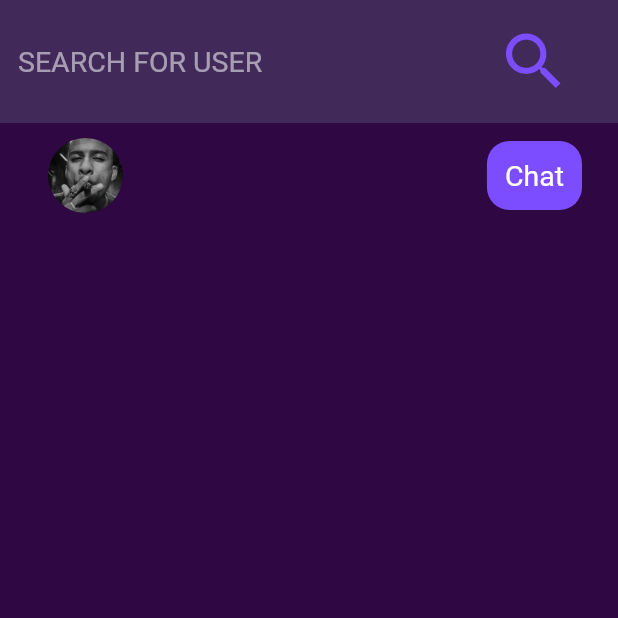
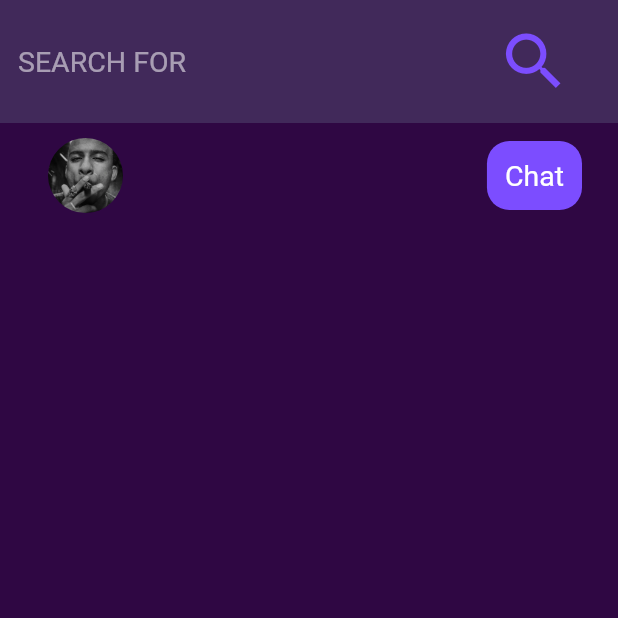
Before and after one commit to alreadyknowit/realtime_chat_app, a Flutter app: the SearchPage screen opened directly, after a tap on the "search" icon, on a phone screen of 412 x 824 dp, the top half of it. Run offline on Flutter 3.47's test engine with Material 2 defaults, Android fonts, the phone set to English and light mode, and no system bars; our stand-ins replace cloud_firestore, firebase_auth, flutter_spinkit, shared_preferences; accounts and stored records are empty.

Commit message:
Db, get user, some bugs, chat room screen, shared preferences etc.

```diff
--- a/lib/main.dart
+++ b/lib/main.dart
@@ -6,12 +6,13 @@ import 'package:realtime_chat_app/services/shared_preference_functions.dart';
 void main() => runApp(MyApp());
 
 class MyApp extends StatefulWidget {
+
   @override
   _MyAppState createState() => _MyAppState();
 }
 
 class _MyAppState extends State<MyApp> {
-  bool isLoggedIn = false;
+   bool isLoggedIn = false;
   @override
   initState(){
     getLoggedInState();
--- a/lib/pages/authentication/login.dart
+++ b/lib/pages/authentication/login.dart
@@ -76,7 +76,7 @@ class _LoginPageState extends State<LoginPage> {
                           style: TextStyle(
                           color: Colors.white,
                           ),
-                          decoration: myDecoration('Email')),
+                          decoration: myDecoration('EMAIL')),
                     ),
                   ),
                   Padding(
@@ -94,7 +94,7 @@ class _LoginPageState extends State<LoginPage> {
                           color: Colors.white,
                         ),
                         obscureText: true,
-                        decoration: myDecoration('Password'),
+                        decoration: myDecoration('PASSWORD'),
                       ),
                     ),
                   ),
@@ -105,7 +105,7 @@ class _LoginPageState extends State<LoginPage> {
                     child: Container(
                       alignment: Alignment.bottomRight,
                       height: 50,
-                      width: MediaQuery.of(context).size.width,
+                //      width: MediaQuery.of(context).size.width,
                       decoration: BoxDecoration(
                         boxShadow: [
                           BoxShadow(
--- a/lib/pages/home/SearchPage.dart
+++ b/lib/pages/home/SearchPage.dart
@@ -1,7 +1,5 @@
 import 'package:cloud_firestore/cloud_firestore.dart';
 import 'package:flutter/material.dart';
-import 'package:realtime_chat_app/pages/home/chat_room.dart';
-import 'package:realtime_chat_app/models/user.dart';
 import 'package:realtime_chat_app/services/database.dart';
 import 'package:realtime_chat_app/widgets/loading.dart';
 import 'package:realtime_chat_app/widgets/search_result.dart';
@@ -14,43 +12,28 @@ class SearchPage extends StatefulWidget {
 class _SearchPageState extends State<SearchPage> {
   DatabaseService _db = DatabaseService();
   TextEditingController _controller = TextEditingController();
-  String text = "SEARCH FOR USER";
-  bool isLoading = false;
-  QuerySnapshot _snapshot;
+  String text = "SEARCH FOR";
+
+  QuerySnapshot snapshot;
   getUserFromFirestore() {
     _db.getUserByUsername(_controller.text).then((val) {
-      if (val != null) setState(() => _snapshot = val);
+      if (val != null) setState(() => snapshot = val);
       if (val == null)
         setState(() {
           print('result null');
         });
     });
   }
-/*
-  createChatRoomAndStartConversation(String username){
-    if(username != Constants.signedUserName){
-      String chatRoomId = getChatRoomId(username, Constants.signedUserName);
-      List<String> users = [username, Constants.signedUserName];
-      Map<String, dynamic> chatRoomMap = {
-        'users': users,
-        'chat_room_id':chatRoomId
-      };
-      print("Chat room map is"+ chatRoomMap.toString());
-      _db.createChatRoom(chatRoomId,chatRoomMap);
-      Navigator.push(context, MaterialPageRoute(builder: (context) =>ChatRoom(chatRoomId: chatRoomId,)));
-    }else{ print('you cannot send message yourself'); }
-  }*/
- // createChatRoom: createChatRoomAndStartConversation(_snapshot.documents[index].data['username']),
   buildUserList() {
-    return _snapshot != null
+    return snapshot != null
         ? SingleChildScrollView(
           child: ListView.builder(
               shrinkWrap: true,
-              itemCount: _snapshot.documents.length,
+              itemCount: snapshot.documents.length,
               itemBuilder: (context, index) {
                 return SearchResult(
-                  username: _snapshot.documents[index].data['username'],
-                  bio: _snapshot.documents[index].data['bio'],
+                  username: snapshot.documents[index].data['username'],
+                  bio: snapshot.documents[index].data['bio'],
                 );
               }),
         )
@@ -94,7 +77,7 @@ class _SearchPageState extends State<SearchPage> {
               ],
             ),
           ),
-          isLoading ? Loading() : buildUserList(),
+          buildUserList(),
         ],
       ))),
     );
--- a/lib/widgets/search_result.dart
+++ b/lib/widgets/search_result.dart
@@ -25,7 +25,7 @@ class SearchResult extends StatelessWidget {
         print('chat room map: ' + chatRoomMap.toString());
         dynamic result = await _db.createChatRoom(chatRoomId, chatRoomMap);
         print(" result is :" + result.toString());
-        Navigator.push(
+        Navigator.pushReplacement(
             context, MaterialPageRoute(builder: (context) => ChatRoom(chatRoomId: chatRoomId,)));
       } else {
         print('you cannot send message yourself');
```
Also changed, not shown: lib/pages/home/chat_room.dart (+46 -11 lines), lib/pages/home/home_page.dart (+74 -13 lines), lib/services/database.dart (+37 -7 lines), lib/widgets/chats_in_home_page.dart (added, +44 -0 lines), lib/widgets/message_tile_for_chatroom.dart (added, +34 -0 lines).
